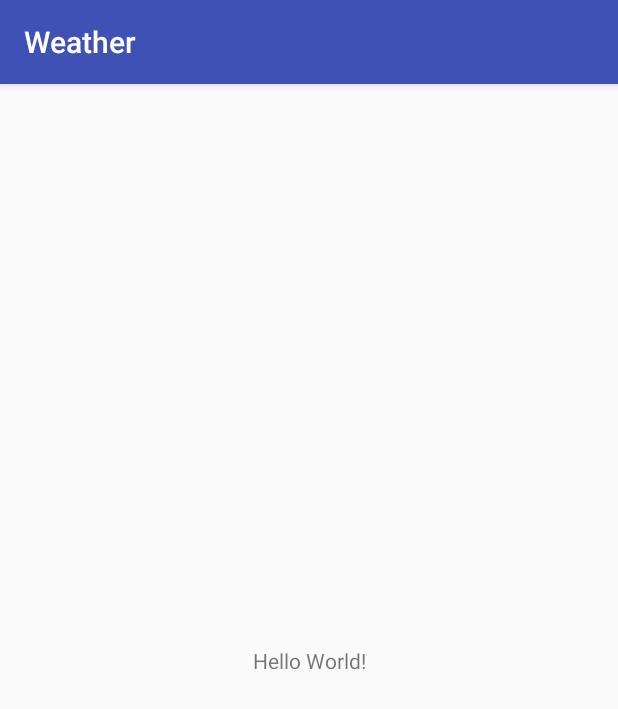
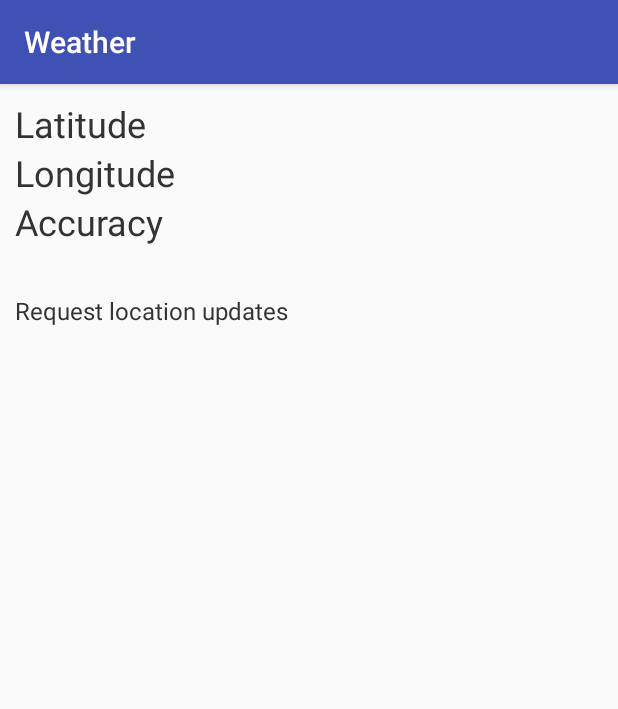
Before and after one commit to dmitry-bystrov/weather_app, an Android app: the screen it shows after launch (MainActivity), on a phone screen of 412 x 824 dp. Shown: the top 709 px of the screen. Run offline under Robolectric (Android 15) with nearby library versions, the phone set to English and light mode, and no system bars.

Commit message:
- реализована геолокация

```diff
--- a/app/src/main/AndroidManifest.xml
+++ b/app/src/main/AndroidManifest.xml
@@ -1,6 +1,8 @@
 <?xml version="1.0" encoding="utf-8"?>
 <manifest xmlns:android="http://schemas.android.com/apk/res/android"
     package="com.javarunner.weather">
+
+    <uses-permission android:name="android.permission.ACCESS_COARSE_LOCATION" />
 
     <application
         android:allowBackup="true"
--- a/app/src/main/java/com/javarunner/weather/MainActivity.java
+++ b/app/src/main/java/com/javarunner/weather/MainActivity.java
@@ -1,13 +1,112 @@
 package com.javarunner.weather;
 
+import android.Manifest;
+import android.content.pm.PackageManager;
+import android.location.Criteria;
+import android.location.Location;
+import android.location.LocationListener;
+import android.location.LocationManager;
+import android.os.Bundle;
+import android.support.annotation.NonNull;
+import android.support.v4.app.ActivityCompat;
 import android.support.v7.app.AppCompatActivity;
-import android.os.Bundle;
+import android.widget.TextView;
+
+import java.util.Locale;
 
 public class MainActivity extends AppCompatActivity {
+
+    public static final int LOCATION_UPDATES_TIME = 10000;
+    public static final int LOCATION_UPDATES_DISTANCE = 1000;
+    public static final int PERMISSION_REQUEST_CODE = 10;
+    private LocationManager locationManager;
+
+    private TextView tvLatitude;
+    private TextView tvLongitude;
+    private TextView tvAccuracy;
+    private TextView tvStatus;
 
     @Override
     protected void onCreate(Bundle savedInstanceState) {
         super.onCreate(savedInstanceState);
         setContentView(R.layout.activity_main);
+        initView();
+        requestLocation();
+    }
+
+    private void initView() {
+        tvLatitude = findViewById(R.id.tv_latitude);
+        tvLongitude = findViewById(R.id.tv_longitude);
+        tvAccuracy = findViewById(R.id.tv_accuracy);
+        tvStatus = findViewById(R.id.tv_status);
+    }
+
+    private void requestLocation() {
+        if (ActivityCompat.checkSelfPermission(this, Manifest.permission.ACCESS_COARSE_LOCATION) !=
+                PackageManager.PERMISSION_GRANTED) {
+            requestLocationPermissions();
+            return;
+        }
+
+        tvStatus.setText(R.string.request_location_updates);
+        locationManager = (LocationManager) getSystemService(LOCATION_SERVICE);
+        Criteria criteria = new Criteria();
+        criteria.setAccuracy(Criteria.ACCURACY_COARSE);
+        locationManager.requestLocationUpdates(locationManager.getBestProvider(criteria, true),
+                LOCATION_UPDATES_TIME,
+                LOCATION_UPDATES_DISTANCE,
+                new LocationListener() {
+                    @Override
+                    public void onLocationChanged(Location location) {
+                        tvStatus.setText(R.string.location_update_received);
+
+                        double latitude = location.getLatitude();
+                        double longitude = location.getLongitude();
+                        float accuracy = location.getAccuracy();
+
+                        tvLatitude.setText(String.format(Locale.getDefault(), "%s: %.2f",
+                                getString(R.string.latitude),
+                                latitude));
+
+                        tvLongitude.setText(String.format(Locale.getDefault(), "%s: %.2f",
+                                getString(R.string.longitude),
+                                longitude));
+
+                        tvAccuracy.setText(String.format(Locale.getDefault(), "%s: %.2f",
+                                getString(R.string.accuracy),
+                                accuracy));
+                    }
+
+                    @Override
+                    public void onStatusChanged(String provider, int status, Bundle extras) {
+
+                    }
+
+                    @Override
+                    public void onProviderEnabled(String provider) {
+
+                    }
+
+                    @Override
+                    public void onProviderDisabled(String provider) {
+
+                    }
+                });
+    }
+
+    private void requestLocationPermissions() {
+        ActivityCompat.requestPermissions(this,
+                new String[]{Manifest.permission.ACCESS_COARSE_LOCATION},
+                PERMISSION_REQUEST_CODE);
+    }
+
+    @Override
+    public void onRequestPermissionsResult(int requestCode, @NonNull String[] permissions, @NonNull int[] grantResults) {
+        super.onRequestPermissionsResult(requestCode, permissions, grantResults);
+        if (requestCode == PERMISSION_REQUEST_CODE && grantResults.length == 1) {
+            if (grantResults[0] == PackageManager.PERMISSION_GRANTED) {
+                requestLocation();
+            }
+        }
     }
 }
--- a/app/src/main/res/layout/activity_main.xml
+++ b/app/src/main/res/layout/activity_main.xml
@@ -1,18 +1,36 @@
 <?xml version="1.0" encoding="utf-8"?>
-<android.support.constraint.ConstraintLayout xmlns:android="http://schemas.android.com/apk/res/android"
-    xmlns:app="http://schemas.android.com/apk/res-auto"
+<LinearLayout xmlns:android="http://schemas.android.com/apk/res/android"
     xmlns:tools="http://schemas.android.com/tools"
     android:layout_width="match_parent"
     android:layout_height="match_parent"
+    android:orientation="vertical"
+    android:layout_margin="10dp"
     tools:context=".MainActivity">
 
     <TextView
+        android:id="@+id/tv_latitude"
         android:layout_width="wrap_content"
         android:layout_height="wrap_content"
-        android:text="Hello World!"
-        app:layout_constraintBottom_toBottomOf="parent"
-        app:layout_constraintLeft_toLeftOf="parent"
-        app:layout_constraintRight_toRightOf="parent"
-        app:layout_constraintTop_toTopOf="parent" />
+        android:text="@string/latitude" />
 
-</android.support.constraint.ConstraintLayout>
+    <TextView
+        android:id="@+id/tv_longitude"
+        android:layout_width="wrap_content"
+        android:layout_height="wrap_content"
+        android:text="@string/longitude" />
+
+    <TextView
+        android:id="@+id/tv_accuracy"
+        android:layout_width="wrap_content"
+        android:layout_height="wrap_content"
+        android:text="@string/accuracy" />
+
+    <TextView
+        android:id="@+id/tv_status"
+        android:layout_width="wrap_content"
+        android:layout_height="wrap_content"
+        android:textSize="16sp"
+        android:layout_marginTop="32dp"
+        android:text="@string/status_string" />
+
+</LinearLayout>
--- a/app/src/main/res/values/colors.xml
+++ b/app/src/main/res/values/colors.xml
@@ -3,4 +3,5 @@
     <color name="colorPrimary">#3F51B5</color>
     <color name="colorPrimaryDark">#303F9F</color>
     <color name="colorAccent">#FF4081</color>
+    <color name="textColor">#333333</color>
 </resources>
--- a/app/src/main/res/values/strings.xml
+++ b/app/src/main/res/values/strings.xml
@@ -1,3 +1,9 @@
 <resources>
     <string name="app_name">Weather</string>
+    <string name="latitude">Latitude</string>
+    <string name="longitude">Longitude</string>
+    <string name="accuracy">Accuracy</string>
+    <string name="status_string">Status string</string>
+    <string name="request_location_updates">Request location updates</string>
+    <string name="location_update_received">Location update received</string>
 </resources>
--- a/app/src/main/res/values/styles.xml
+++ b/app/src/main/res/values/styles.xml
@@ -1,11 +1,11 @@
 <resources>
 
-    <!-- Base application theme. -->
     <style name="AppTheme" parent="Theme.AppCompat.Light.DarkActionBar">
-        <!-- Customize your theme here. -->
         <item name="colorPrimary">@color/colorPrimary</item>
         <item name="colorPrimaryDark">@color/colorPrimaryDark</item>
         <item name="colorAccent">@color/colorAccent</item>
+        <item name="android:textColor">@color/textColor</item>
+        <item name="android:textSize">24sp</item>
     </style>
 
 </resources>
```
Also changed, not shown: 1 other file.
